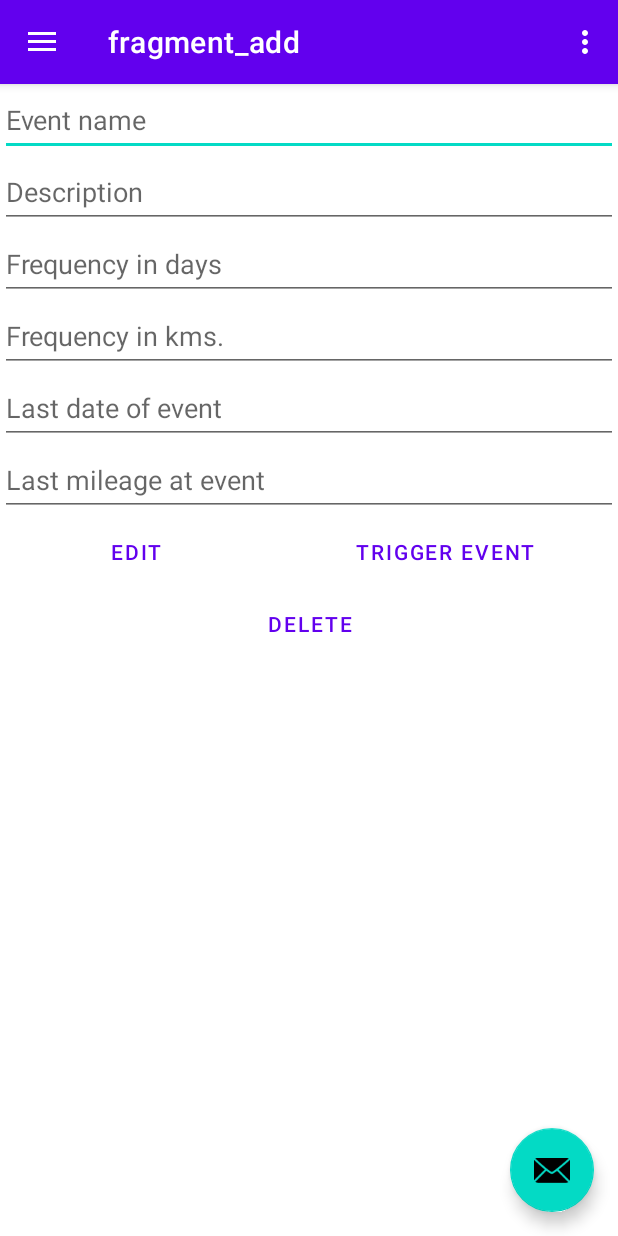
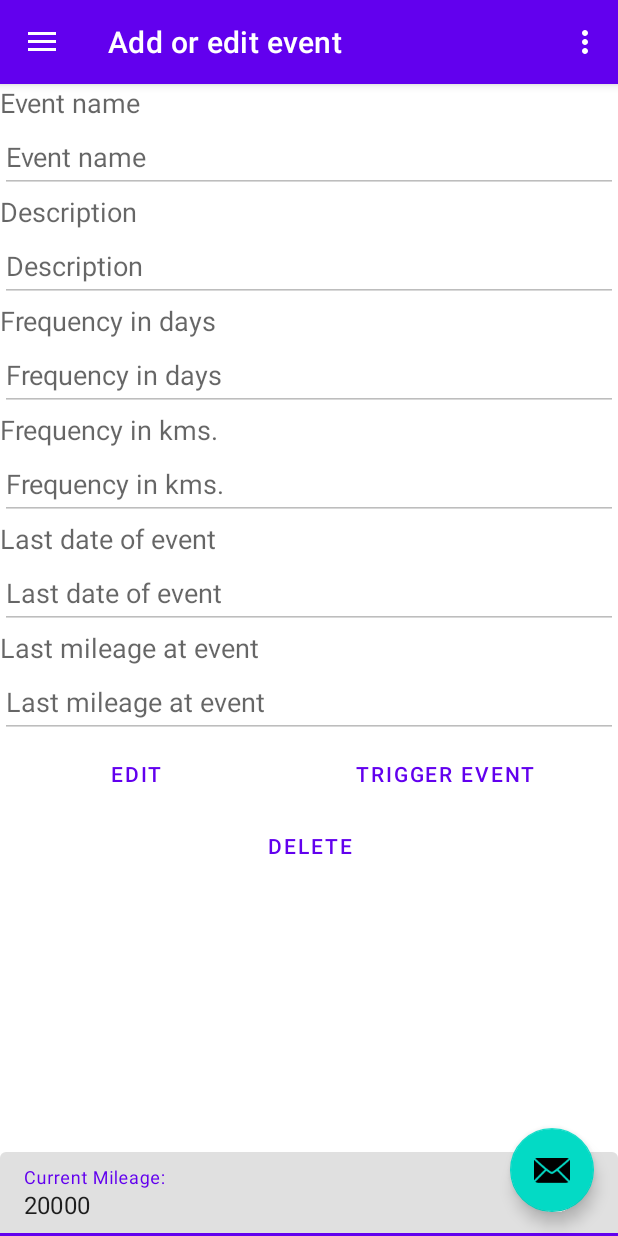
Before and after one commit to SamuSeen/MobilumTracker, an Android app: the screen it shows after launch (MainActivity), in the side drawer, after a tap on "Add or edit event", on a phone screen of 412 x 824 dp. Run offline under Robolectric (Android 15) with nearby library versions, the phone set to English and light mode, and no system bars; our stand-ins replace Room's generated code, navigation-ui.

Commit message:
did a lot

```diff
--- a/app/build.gradle.kts
+++ b/app/build.gradle.kts
@@ -55,6 +55,7 @@ dependencies {
     implementation("androidx.compose.ui:ui-android:1.6.7")
     implementation("androidx.compose.material3:material3-android:1.2.1")
     implementation("androidx.compose.foundation:foundation-android:1.6.7")
+    implementation("androidx.work:work-runtime-ktx:2.9.0")
     testImplementation("junit:junit:4.13.2")
     androidTestImplementation("androidx.test.ext:junit:1.1.5")
     androidTestImplementation("androidx.test.espresso:espresso-core:3.5.1")
--- a/app/src/main/AndroidManifest.xml
+++ b/app/src/main/AndroidManifest.xml
@@ -2,6 +2,7 @@
 <manifest xmlns:android="http://schemas.android.com/apk/res/android"
     xmlns:tools="http://schemas.android.com/tools">
 
+    <uses-permission android:name="android.permission.POST_NOTIFICATIONS" />
     <application
         android:allowBackup="true"
         android:dataExtractionRules="@xml/data_extraction_rules"
--- a/app/src/main/java/com/example/mobilumtracker/MainActivity.kt
+++ b/app/src/main/java/com/example/mobilumtracker/MainActivity.kt
@@ -1,19 +1,21 @@
 package com.example.mobilumtracker
 
 import android.os.Bundle
+import android.util.Log
 import android.view.Menu
-import com.google.android.material.snackbar.Snackbar
-import com.google.android.material.navigation.NavigationView
+import androidx.appcompat.app.AppCompatActivity
+import androidx.core.view.GravityCompat
+import androidx.drawerlayout.widget.DrawerLayout
+import androidx.lifecycle.lifecycleScope
 import androidx.navigation.findNavController
 import androidx.navigation.ui.AppBarConfiguration
 import androidx.navigation.ui.navigateUp
 import androidx.navigation.ui.setupActionBarWithNavController
 import androidx.navigation.ui.setupWithNavController
-import androidx.drawerlayout.widget.DrawerLayout
-import androidx.appcompat.app.AppCompatActivity
-import androidx.lifecycle.lifecycleScope
+import com.example.mobilumtracker.databinding.ActivityMainBinding
 import com.example.mobilumtracker.db.Running
-import com.example.mobilumtracker.databinding.ActivityMainBinding
+import com.google.android.material.navigation.NavigationView
+import kotlinx.coroutines.launch
 
 class MainActivity : AppCompatActivity() {
 
@@ -22,26 +24,62 @@ class MainActivity : AppCompatActivity() {
 
     override fun onCreate(savedInstanceState: Bundle?) {
         super.onCreate(savedInstanceState)
-
+        lifecycleScope.launch{
+            Running.init(applicationContext, lifecycleScope)
+            // Mileage bar
+            val initialMileage = Running.getMileage()
+            binding.appBarMain.editTextMileage.setText(initialMileage.toString())
+            binding.appBarMain.editTextMileage.setOnFocusChangeListener { view, hasFocus ->
+                if (!hasFocus) {
+                    val newMileage = binding.appBarMain.editTextMileage.text.toString().toIntOrNull() ?: 0
+                    Running.setMileage(newMileage)
+                    binding.appBarMain.editTextMileage.setText(newMileage.toString())
+                    view.clearFocus() // Remove focus from EditText
+                }
+            }
+        }
         binding = ActivityMainBinding.inflate(layoutInflater)
         setContentView(binding.root)
 
         setSupportActionBar(binding.appBarMain.toolbar)
 
-        binding.appBarMain.fab.setOnClickListener { view ->
-            Snackbar.make(view, "Replace with your own action", Snackbar.LENGTH_LONG)
-                    .setAction("Action", null).show()
-        }
         val drawerLayout: DrawerLayout = binding.drawerLayout
         val navView: NavigationView = binding.navView
         val navController = findNavController(R.id.nav_host_fragment_content_main)
+
+        // Floating button click listener
+        binding.appBarMain.fab.setOnClickListener { view ->
+            if (!navController.navigateUp()) {
+                onBackPressedDispatcher.onBackPressed()
+            }
+        }
+
         // Passing each menu ID as a set of Ids because each
-        // menu should be considered as top level destinations.
+        // menu should be considered as top-level destinations.
         appBarConfiguration = AppBarConfiguration(setOf(
-                R.id.nav_event, R.id.nav_calendar, R.id.nav_add), drawerLayout)
+            R.id.nav_event, R.id.nav_calendar, R.id.nav_add), drawerLayout)
         setupActionBarWithNavController(navController, appBarConfiguration)
         navView.setupWithNavController(navController)
-        Running.init(applicationContext, lifecycleScope)
+        // Custom menu item click listener - because the default one breaks on selected Event
+        navView.setNavigationItemSelectedListener { menuItem ->
+            when (menuItem.itemId) {// Handle menu item clicks
+                R.id.nav_event -> {
+                    navController.navigate(R.id.nav_event)
+                }
+                R.id.nav_calendar -> {
+                    navController.navigate(R.id.nav_calendar)
+                }
+                R.id.nav_add -> {
+                    navController.navigate(R.id.nav_add)
+                }
+                else -> {
+                    Log.e("MainActivity", "Invalid menu item clicked")
+                }
+            }
+            drawerLayout.closeDrawer(GravityCompat.START)// Close the drawer
+            true
+        }
+
     }
 
     override fun onCreateOptionsMenu(menu: Menu): Boolean {
@@ -54,5 +92,4 @@ class MainActivity : AppCompatActivity() {
         val navController = findNavController(R.id.nav_host_fragment_content_main)
         return navController.navigateUp(appBarConfiguration) || super.onSupportNavigateUp()
     }
-
 }
--- a/app/src/main/java/com/example/mobilumtracker/db/Running.kt
+++ b/app/src/main/java/com/example/mobilumtracker/db/Running.kt
@@ -28,15 +28,13 @@ object Running {
     val isInitialized: Boolean
         get() = Running::dataProcessor.isInitialized
 
-    fun init(context: Context, coroutineScope: CoroutineScope, id: Int = 0) {
+    suspend fun init(context: Context, coroutineScope: CoroutineScope, id: Int = 1) {
         scopeDatabase = coroutineScope
         dataProcessor = DataProcessor(context, coroutineScope, Config.DB_NAME.value.toString())
         setVehicle(id)
-        scopeDatabase?.launch {
-            if (dataProcessor.getEvents().isEmpty()) dataProcessor.init()
-            mileage= dataProcessor.getMileage(vehicleId)
-            Log.i("DB","Lo  aded database with "+ dataProcessor.getEvents().size+" events")
-        }
+        if (dataProcessor.getEvents().isEmpty()) dataProcessor.init()
+        mileage= dataProcessor.getMileage(vehicleId)
+        Log.i("DB","Loaded database with ${dataProcessor.getEvents().size} events and $mileage mileage for vehicle $vehicleId")
         Log.i("DB","Database initialized")
     }
 
@@ -50,11 +48,13 @@ object Running {
     fun getMileage(): Int {
         return mileage
     }
+
     fun setMileage(mileage: Int) {
         this.mileage = mileage
         scopeDatabase?.launch {
             dataProcessor.setMileage(vehicleId, mileage)
         }
+        Log.i("DB", "Mileage updated to $mileage for vehicle $vehicleId")
     }
     fun addMileage(mileage: Int) {
         val dist = this.mileage + mileage
--- a/app/src/main/java/com/example/mobilumtracker/ui/add/AddFragment.kt
+++ b/app/src/main/java/com/example/mobilumtracker/ui/add/AddFragment.kt
@@ -1,5 +1,6 @@
 package com.example.mobilumtracker.ui.add
 
+import android.annotation.SuppressLint
 import android.os.Bundle
 import androidx.fragment.app.Fragment
 import android.view.LayoutInflater
@@ -8,7 +9,7 @@ import android.view.ViewGroup
 import android.widget.Toast
 import androidx.appcompat.app.AlertDialog
 import androidx.lifecycle.lifecycleScope
-import com.example.mobilumtracker.R
+import com.example.mobilumtracker.SSUtils
 import com.example.mobilumtracker.databinding.FragmentAddBinding
 import com.example.mobilumtracker.db.Event
 import com.example.mobilumtracker.db.Running
@@ -17,14 +18,8 @@ import kotlinx.coroutines.launch
 import java.time.LocalDate
 import java.time.format.DateTimeFormatter
 
-// TODO: Rename parameter arguments, choose names that match
-// the fragment initialization parameters, e.g. ARG_ITEM_NUMBER
-private const val ARG_PARAM1 = "param1"
-private const val ARG_PARAM2 = "param2"
-
 /**
  * A simple [Fragment] subclass.
- * Use the [AddFragment.newInstance] factory method to
  * create an instance of this fragment.
  */
 
@@ -71,10 +66,11 @@ class AddFragment : Fragment() {
     private fun setupToggleButton() {
         binding.toggleTrigger.setOnCheckedChangeListener { buttonView, isChecked ->
             if (isChecked) {
+                enableEditing(true)
+            } else {
                 saveEvent()
+                context?.let { SSUtils.initializeNotifications(it,lifecycleScope) }
                 enableEditing(false)
-            } else {
-                enableEditing(true)
             }
         }
     }
@@ -112,13 +108,13 @@ class AddFragment : Fragment() {
         }
     }
 
-    private fun enableEditing(enable: Boolean) {
-        binding.editTextEvent.isEnabled = enable
-        binding.editTextDescription.isEnabled = enable
-        binding.editTextDays.isEnabled = enable
-        binding.editTextDistance.isEnabled = enable
-        binding.editTextLastDate.isEnabled = enable
-        binding.editTextLastDistance.isEnabled = enable
+    private fun enableEditing(state: Boolean) {
+        binding.editTextEvent.isEnabled = state
+        binding.editTextDescription.isEnabled = state
+        binding.editTextDays.isEnabled = state
+        binding.editTextDistance.isEnabled = state
+        binding.editTextLastDate.isEnabled = state
+        binding.editTextLastDistance.isEnabled = state
     }
 
     private fun saveEvent() {
@@ -150,6 +146,7 @@ class AddFragment : Fragment() {
         }
     }
 
+    @SuppressLint("SetTextI18n")
     private fun initializeFields() {
         binding.editTextEvent.setText("")
         binding.editTextDescription.setText("")
@@ -157,7 +154,7 @@ class AddFragment : Fragment() {
         binding.editTextDistance.setText("")
         binding.editTextLastDate.setText("")
         binding.editTextLastDistance.setText("")
-        enableEditing(true)
+        enableEditing(false)
     }
 
     override fun onDestroyView() {
--- a/app/src/main/res/layout/activity_main.xml
+++ b/app/src/main/res/layout/activity_main.xml
@@ -22,4 +22,6 @@
         android:fitsSystemWindows="true"
         app:headerLayout="@layout/nav_header_main"
         app:menu="@menu/activity_main_drawer" />
+
+
 </androidx.drawerlayout.widget.DrawerLayout>
--- a/app/src/main/res/layout/app_bar_main.xml
+++ b/app/src/main/res/layout/app_bar_main.xml
@@ -1,5 +1,5 @@
 <?xml version="1.0" encoding="utf-8"?>
-<androidx.coordinatorlayout.widget.CoordinatorLayout xmlns:android="http://schemas.android.com/apk/res/android"
+<androidx.constraintlayout.widget.ConstraintLayout xmlns:android="http://schemas.android.com/apk/res/android"
     xmlns:app="http://schemas.android.com/apk/res-auto"
     xmlns:tools="http://schemas.android.com/tools"
     android:layout_width="match_parent"
@@ -7,28 +7,56 @@
     tools:context=".MainActivity">
 
     <com.google.android.material.appbar.AppBarLayout
+        android:id="@+id/appBarLayout"
         android:layout_width="match_parent"
         android:layout_height="wrap_content"
-        android:theme="@style/Theme.MobilumTracker.AppBarOverlay">
+        android:theme="@style/ThemeOverlay.AppCompat.Dark.ActionBar"
+        app:layout_constraintTop_toTopOf="parent">
 
         <androidx.appcompat.widget.Toolbar
             android:id="@+id/toolbar"
             android:layout_width="match_parent"
             android:layout_height="?attr/actionBarSize"
             android:background="?attr/colorPrimary"
-            app:popupTheme="@style/Theme.MobilumTracker.PopupOverlay" />
+            app:layout_scrollFlags="scroll|enterAlways"
+            app:popupTheme="@style/ThemeOverlay.AppCompat.Light" />
 
     </com.google.android.material.appbar.AppBarLayout>
 
-    <include layout="@layout/content_main" />
+    <include layout="@layout/content_main"
+        android:layout_width="match_parent"
+        android:layout_height="0dp"
+        app:layout_constraintTop_toBottomOf="@id/appBarLayout"
+        app:layout_constraintBottom_toTopOf="@+id/textViewCurrentMileage" />
+
+    <com.google.android.material.textfield.TextInputLayout
+        android:id="@+id/textInputLayoutMileage"
+        android:layout_width="0dp"
+        android:layout_height="wrap_content"
+        android:hint="@string/current_mileage"
+        app:layout_constraintBottom_toBottomOf="parent"
+        app:layout_constraintEnd_toEndOf="parent"
+        app:layout_constraintStart_toStartOf="parent">
+
+        <com.google.android.material.textfield.TextInputEditText
+            android:id="@+id/editTextMileage"
+            android:layout_width="match_parent"
+            android:layout_height="wrap_content"
+            android:inputType="number"
+            android:imeOptions="actionDone" />
+
+    </com.google.android.material.textfield.TextInputLayout>
 
     <com.google.android.material.floatingactionbutton.FloatingActionButton
         android:id="@+id/fab"
         android:layout_width="wrap_content"
         android:layout_height="wrap_content"
-        android:layout_gravity="bottom|end"
         android:layout_marginEnd="@dimen/fab_margin"
         android:layout_marginBottom="16dp"
-        app:srcCompat="@android:drawable/ic_dialog_email" />
+        android:layout_gravity="bottom|end"
+        android:contentDescription="@string/back"
+        android:src="@android:drawable/ic_dialog_email"
+        app:layout_constraintBottom_toBottomOf="parent"
+        app:layout_constraintEnd_toEndOf="parent" />
 
-</androidx.coordinatorlayout.widget.CoordinatorLayout>
+</androidx.constraintlayout.widget.ConstraintLayout>
--- a/app/src/main/res/layout/fragment_add.xml
+++ b/app/src/main/res/layout/fragment_add.xml
@@ -1,10 +1,18 @@
 <?xml version="1.0" encoding="utf-8"?>
-<LinearLayout xmlns:android="http://schemas.android.com/apk/res/android"
+<LinearLayout
+    xmlns:android="http://schemas.android.com/apk/res/android"
     xmlns:tools="http://schemas.android.com/tools"
     android:layout_width="match_parent"
     android:layout_height="match_parent"
     tools:context=".ui.add.AddFragment"
     android:orientation="vertical" >
+
+    <!-- Event Name -->
+    <TextView
+        android:layout_width="match_parent"
+        android:layout_height="wrap_content"
+        android:text="@string/event_name"
+        android:textAppearance="?android:attr/textAppearanceMedium" />
 
     <EditText
         android:id="@+id/editTextEvent"
@@ -13,8 +21,15 @@
         android:ems="10"
         android:hint="@string/event_name"
         android:importantForAutofill="no"
-        android:inputType="none"
+        android:inputType="text|textCapSentences"
         android:minHeight="48dp" />
+
+    <!-- Description -->
+    <TextView
+        android:layout_width="match_parent"
+        android:layout_height="wrap_content"
+        android:text="@string/description"
+        android:textAppearance="?android:attr/textAppearanceMedium" />
 
     <EditText
         android:id="@+id/editTextDescription"
@@ -23,8 +38,15 @@
         android:ems="10"
         android:hint="@string/description"
         android:importantForAutofill="no"
-        android:inputType="none"
+        android:inputType="text|textCapSentences|textMultiLine"
         android:minHeight="48dp" />
+
+    <!-- Days Frequency -->
+    <TextView
+        android:layout_width="match_parent"
+        android:layout_height="wrap_content"
+        android:text="@string/days_freqency"
+        android:textAppearance="?android:attr/textAppearanceMedium" />
 
     <EditText
         android:id="@+id/editTextDays"
@@ -33,9 +55,16 @@
         android:ems="10"
         android:hint="@string/days_freqency"
         android:importantForAutofill="no"
-        android:inputType="none"
+        android:inputType="number"
         android:minHeight="48dp"
         android:tooltipText="@string/days_freqency" />
+
+    <!-- Distance Frequency -->
+    <TextView
+        android:layout_width="match_parent"
+        android:layout_height="wrap_content"
+        android:text="@string/dist_frequency"
+        android:textAppearance="?android:attr/textAppearanceMedium" />
 
     <EditText
         android:id="@+id/editTextDistance"
@@ -44,8 +73,15 @@
         android:ems="10"
         android:hint="@string/dist_frequency"
         android:importantForAutofill="no"
-        android:inputType="none"
+        android:inputType="number"
         android:minHeight="48dp" />
+
+    <!-- Last Date -->
+    <TextView
+        android:layout_width="match_parent"
+        android:layout_height="wrap_content"
+        android:text="@string/Last_date"
+        android:textAppearance="?android:attr/textAppearanceMedium" />
 
     <EditText
         android:id="@+id/editTextLastDate"
@@ -54,9 +90,16 @@
         android:ems="10"
         android:hint="@string/Last_date"
         android:importantForAutofill="no"
-        android:inputType="none"
+        android:inputType="datetime|date"
         android:minHeight="48dp"
         tools:ignore="TextFields" />
+
+    <!-- Last Distance -->
+    <TextView
+        android:layout_width="match_parent"
+        android:layout_height="wrap_content"
+        android:text="@string/last_mileage"
+        android:textAppearance="?android:attr/textAppearanceMedium" />
 
     <EditText
         android:id="@+id/editTextLastDistance"
@@ -65,9 +108,10 @@
         android:ems="10"
         android:hint="@string/last_mileage"
         android:importantForAutofill="no"
-        android:inputType="none"
+        android:inputType="number"
         android:minHeight="48dp" />
 
+    <!-- Toggle Button and Trigger Button -->
     <LinearLayout
         android:layout_width="match_parent"
         android:layout_height="wrap_content"
@@ -92,6 +136,7 @@
 
     </LinearLayout>
 
+    <!-- Delete Button -->
     <Button
         android:id="@+id/buttonDelete"
         style="?android:attr/buttonBarButtonStyle"
--- a/app/src/main/res/navigation/mobile_navigation.xml
+++ b/app/src/main/res/navigation/mobile_navigation.xml
@@ -9,34 +9,38 @@
         android:id="@+id/nav_event"
         android:name="com.example.mobilumtracker.ui.event.EventFragment"
         android:label="@string/menu_events"
-        tools:layout="@layout/fragment_event" >
+        tools:layout="@layout/fragment_event">
         <action
             android:id="@+id/action_nav_event_to_nav_add"
-            app:destination="@id/nav_add" >
+            app:destination="@id/nav_add">
             <argument
-            android:name="eventId"
-            app:argType="long" />
+                android:name="eventId"
+                app:argType="long" />
         </action>
+    </fragment>
 
-    </fragment>
     <fragment
         android:id="@+id/nav_add"
         android:name="com.example.mobilumtracker.ui.add.AddFragment"
-        android:label="fragment_add"
-        tools:layout="@layout/fragment_add"
-        />
+        android:label="@string/menu_add"
+        tools:layout="@layout/fragment_add" />
+    <action
+        android:id="@+id/action_global_nav_add"
+        app:destination="@id/nav_add" />
+
+
     <fragment
         android:id="@+id/nav_calendar"
         android:name="com.example.mobilumtracker.ui.calendar.CalendarFragment"
-        android:label="fragment_calendar"
-        tools:layout="@layout/fragment_calendar" >
+        android:label="@string/menu_calendar"
+        tools:layout="@layout/fragment_calendar">
         <action
             android:id="@+id/action_nav_calendar_to_nav_add"
-            app:destination="@id/nav_add" />
-        <argument
-            android:name="eventId"
-            app:argType="integer" />
+            app:destination="@id/nav_add">
+            <argument
+                android:name="eventId"
+                app:argType="long" />
+        </action>
     </fragment>
 
-
 </navigation>
--- a/app/src/main/res/values/strings.xml
+++ b/app/src/main/res/values/strings.xml
@@ -33,4 +33,7 @@
     <string name="save">Save</string>
     <string name="delete">Delete</string>
     <string name="trigger_event">Trigger Event</string>
+    <string name="edit_mileage">Edit Mileage</string>
+    <string name="current_mileage">Current Mileage:</string>
+    <string name="back">Back</string>
 </resources>
```
Also changed, not shown: app/src/main/java/com/example/mobilumtracker/Notifiactions.kt (added, +130 -0 lines), app/src/main/java/com/example/mobilumtracker/SSUtils.kt (+18 -5 lines), app/src/main/java/com/example/mobilumtracker/ui/event/EventAdapter.kt (+26 -9 lines), app/src/main/res/menu/activity_main_drawer.xml (line endings or trailing spaces).
